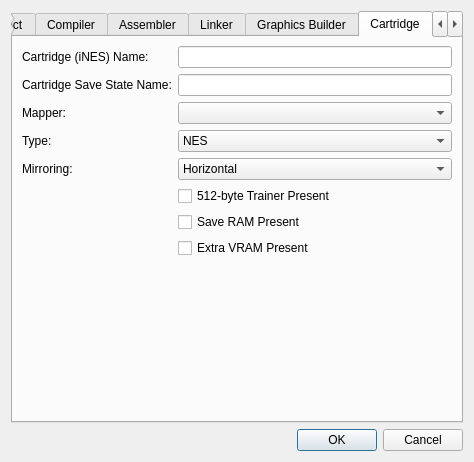
First picture: the form in designers/project_properties/projectpropertiesdialog.ui, repository christopherpow/nesicide, before the edit.
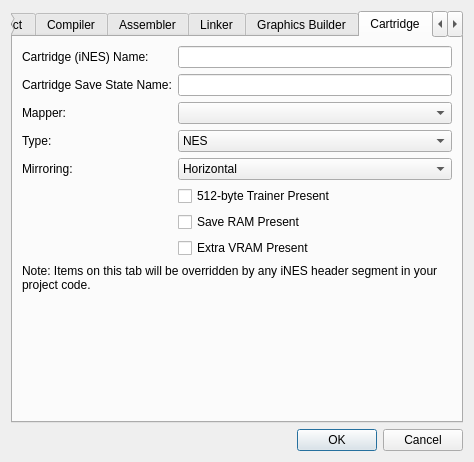
Second picture: the form after the edit. The open tabs and pages were chosen to show the change. Icons and pictures are not drawn.

```diff
--- a/designers/project_properties/projectpropertiesdialog.ui
+++ b/designers/project_properties/projectpropertiesdialog.ui
@@ -594,6 +594,16 @@
        <item row="1" column="1">
         <widget class="QLineEdit" name="cartridgeSaveStateName"/>
        </item>
+       <item row="8" column="0" colspan="2">
+        <widget class="QLabel" name="label_30">
+         <property name="text">
+          <string>Note: Items on this tab will be overridden by any iNES header segment in your project code.</string>
+         </property>
+         <property name="wordWrap">
+          <bool>true</bool>
+         </property>
+        </widget>
+       </item>
       </layout>
      </widget>
      <widget class="QWidget" name="tab">
```
Left out of the diff: 2 changed lines with no effect on the pictures.
